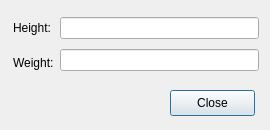
Qt form mealplanner/calcbmi.ui (escobaros-dos/mealplanner) before a commit.
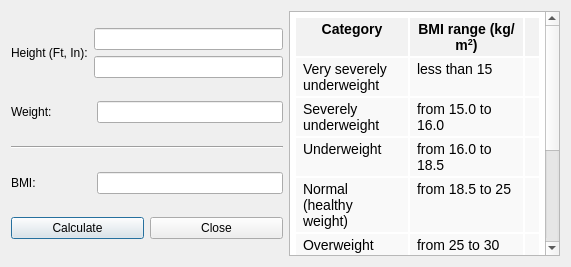
The same form after that commit.

Diff of the .ui file:
```diff
--- a/mealplanner/calcbmi.ui
+++ b/mealplanner/calcbmi.ui
@@ -6,44 +6,54 @@
    <rect>
     <x>0</x>
     <y>0</y>
-    <width>270</width>
-    <height>130</height>
+    <width>571</width>
+    <height>267</height>
    </rect>
   </property>
   <property name="minimumSize">
    <size>
-    <width>270</width>
-    <height>130</height>
+    <width>571</width>
+    <height>267</height>
    </size>
   </property>
   <property name="maximumSize">
    <size>
-    <width>270</width>
-    <height>130</height>
+    <width>571</width>
+    <height>267</height>
    </size>
   </property>
   <property name="windowTitle">
    <string>Dialog</string>
   </property>
-  <widget class="QWidget" name="horizontalLayoutWidget">
-   <property name="geometry">
-    <rect>
-     <x>13</x>
-     <y>13</y>
-     <width>246</width>
-     <height>64</height>
-    </rect>
-   </property>
+  <layout class="QGridLayout" name="gridLayout_2">
+   <item row="0" column="0">
+    <layout class="QGridLayout" name="gridLayout">
+     <item row="0" column="0">
    <layout class="QHBoxLayout" name="horizontalLayout">
     <item>
-     <layout class="QVBoxLayout" name="verticalLayout_2">
-      <item>
        <widget class="QLabel" name="label_2">
         <property name="text">
-         <string>Height:</string>
+          <string>Height (Ft, In):</string>
         </property>
        </widget>
       </item>
+       <item>
+        <layout class="QVBoxLayout" name="verticalLayout">
+         <item>
+          <widget class="QLineEdit" name="FeetLineEdit"/>
+         </item>
+         <item>
+          <widget class="QLineEdit" name="InchesLineEdit"/>
+         </item>
+        </layout>
+       </item>
+      </layout>
+     </item>
+     <item row="1" column="0">
+      <layout class="QHBoxLayout" name="horizontalLayout_2">
+       <property name="spacing">
+        <number>45</number>
+       </property>
       <item>
        <widget class="QLabel" name="WeightLabel">
         <property name="text">
@@ -51,33 +61,125 @@
         </property>
        </widget>
       </item>
-     </layout>
-    </item>
-    <item>
-     <layout class="QVBoxLayout" name="verticalLayout">
-      <item>
-       <widget class="QLineEdit" name="HeightLineEdit"/>
-      </item>
       <item>
        <widget class="QLineEdit" name="WeightLineEdit"/>
       </item>
      </layout>
     </item>
-   </layout>
-  </widget>
+     <item row="2" column="0">
+      <widget class="Line" name="line">
+       <property name="orientation">
+        <enum>Qt::Horizontal</enum>
+       </property>
+      </widget>
+     </item>
+     <item row="3" column="0">
+      <layout class="QHBoxLayout" name="horizontalLayout_3">
+       <property name="spacing">
+        <number>61</number>
+       </property>
+       <item>
+        <widget class="QLabel" name="label">
+         <property name="text">
+          <string>BMI:</string>
+         </property>
+        </widget>
+       </item>
+       <item>
+        <widget class="QLineEdit" name="BMILineEdit">
+         <property name="readOnly">
+          <bool>true</bool>
+         </property>
+        </widget>
+       </item>
+      </layout>
+     </item>
+     <item row="4" column="0">
+      <layout class="QHBoxLayout" name="horizontalLayout_4">
+       <item>
+        <widget class="QPushButton" name="pushButton">
+         <property name="text">
+          <string>Calculate</string>
+         </property>
+        </widget>
+       </item>
+       <item>
   <widget class="QPushButton" name="closeButton">
-   <property name="geometry">
-    <rect>
-     <x>170</x>
-     <y>90</y>
-     <width>85</width>
-     <height>26</height>
-    </rect>
-   </property>
    <property name="text">
     <string>Close</string>
    </property>
   </widget>
+       </item>
+      </layout>
+     </item>
+    </layout>
+   </item>
+   <item row="0" column="1">
+    <widget class="QTextBrowser" name="textBrowser">
+     <property name="html">
+      <string>&lt;!DOCTYPE HTML PUBLIC &quot;-//W3C//DTD HTML 4.0//EN&quot; &quot;http://www.w3.org/TR/REC-html40/strict.dtd&quot;&gt;
+&lt;html&gt;&lt;head&gt;&lt;meta name=&quot;qrichtext&quot; content=&quot;1&quot; /&gt;&lt;style type=&quot;text/css&quot;&gt;
+p, li { white-space: pre-wrap; }
+&lt;/style&gt;&lt;/head&gt;&lt;body style=&quot; font-family:'Droid Sans'; font-size:10pt; font-weight:400; font-style:normal;&quot;&gt;
+&lt;table border=&quot;0&quot; style=&quot; margin-top:0px; margin-bottom:0px; margin-left:0px; margin-right:0px;&quot; cellspacing=&quot;2&quot; cellpadding=&quot;0&quot;&gt;
+&lt;tr&gt;
+&lt;td bgcolor=&quot;#f2f2f2&quot; style=&quot; padding-left:7; padding-right:7; padding-top:3; padding-bottom:3;&quot;&gt;
+&lt;p align=&quot;center&quot; style=&quot; margin-top:0px; margin-bottom:0px; margin-left:0px; margin-right:0px; -qt-block-indent:0; text-indent:0px;&quot;&gt;&lt;span style=&quot; font-family:'sans-serif'; font-size:14px; font-weight:600; color:#000000; background-color:#f2f2f2;&quot;&gt;Category&lt;/span&gt;&lt;/p&gt;&lt;/td&gt;
+&lt;td bgcolor=&quot;#f2f2f2&quot; style=&quot; padding-left:7; padding-right:7; padding-top:3; padding-bottom:3;&quot;&gt;
+&lt;p align=&quot;center&quot; style=&quot; margin-top:0px; margin-bottom:0px; margin-left:0px; margin-right:0px; -qt-block-indent:0; text-indent:0px;&quot;&gt;&lt;span style=&quot; font-family:'sans-serif'; font-size:14px; font-weight:600; color:#000000; background-color:#f2f2f2;&quot;&gt;BMI range (kg/m&lt;/span&gt;&lt;span style=&quot; font-family:'sans-serif'; font-size:14px; font-weight:600; color:#000000; vertical-align:super;&quot;&gt;2&lt;/span&gt;&lt;span style=&quot; font-family:'sans-serif'; font-size:14px; font-weight:600; color:#000000;&quot;&gt;)&lt;/span&gt;&lt;/p&gt;&lt;/td&gt;
+&lt;td bgcolor=&quot;#f2f2f2&quot; style=&quot; padding-left:7; padding-right:7; padding-top:3; padding-bottom:3;&quot;&gt;&lt;/td&gt;&lt;/tr&gt;
+&lt;tr&gt;
+&lt;td bgcolor=&quot;#f9f9f9&quot; style=&quot; padding-left:7; padding-right:7; padding-top:3; padding-bottom:3;&quot;&gt;
+&lt;p style=&quot; margin-top:0px; margin-bottom:0px; margin-left:0px; margin-right:0px; -qt-block-indent:0; text-indent:0px;&quot;&gt;&lt;span style=&quot; font-family:'sans-serif'; font-size:14px; color:#000000; background-color:#f9f9f9;&quot;&gt;Very severely underweight&lt;/span&gt;&lt;/p&gt;&lt;/td&gt;
+&lt;td bgcolor=&quot;#f9f9f9&quot; style=&quot; padding-left:7; padding-right:7; padding-top:3; padding-bottom:3;&quot;&gt;
+&lt;p style=&quot; margin-top:0px; margin-bottom:0px; margin-left:0px; margin-right:0px; -qt-block-indent:0; text-indent:0px;&quot;&gt;&lt;span style=&quot; font-family:'sans-serif'; font-size:14px; color:#000000; background-color:#f9f9f9;&quot;&gt;less than 15&lt;/span&gt;&lt;/p&gt;&lt;/td&gt;
+&lt;td bgcolor=&quot;#f9f9f9&quot; style=&quot; padding-left:7; padding-right:7; padding-top:3; padding-bottom:3;&quot;&gt;&lt;/td&gt;&lt;/tr&gt;
+&lt;tr&gt;
+&lt;td bgcolor=&quot;#f9f9f9&quot; style=&quot; padding-left:7; padding-right:7; padding-top:3; padding-bottom:3;&quot;&gt;
+&lt;p style=&quot; margin-top:0px; margin-bottom:0px; margin-left:0px; margin-right:0px; -qt-block-indent:0; text-indent:0px;&quot;&gt;&lt;span style=&quot; font-family:'sans-serif'; font-size:14px; color:#000000; background-color:#f9f9f9;&quot;&gt;Severely underweight&lt;/span&gt;&lt;/p&gt;&lt;/td&gt;
+&lt;td bgcolor=&quot;#f9f9f9&quot; style=&quot; padding-left:7; padding-right:7; padding-top:3; padding-bottom:3;&quot;&gt;
+&lt;p style=&quot; margin-top:0px; margin-bottom:0px; margin-left:0px; margin-right:0px; -qt-block-indent:0; text-indent:0px;&quot;&gt;&lt;span style=&quot; font-family:'sans-serif'; font-size:14px; color:#000000; background-color:#f9f9f9;&quot;&gt;from 15.0 to 16.0&lt;/span&gt;&lt;/p&gt;&lt;/td&gt;
+&lt;td bgcolor=&quot;#f9f9f9&quot; style=&quot; padding-left:7; padding-right:7; padding-top:3; padding-bottom:3;&quot;&gt;&lt;/td&gt;&lt;/tr&gt;
+&lt;tr&gt;
+&lt;td bgcolor=&quot;#f9f9f9&quot; style=&quot; padding-left:7; padding-right:7; padding-top:3; padding-bottom:3;&quot;&gt;
+&lt;p style=&quot; margin-top:0px; margin-bottom:0px; margin-left:0px; margin-right:0px; -qt-block-indent:0; text-indent:0px;&quot;&gt;&lt;span style=&quot; font-family:'sans-serif'; font-size:14px; color:#000000; background-color:#f9f9f9;&quot;&gt;Underweight&lt;/span&gt;&lt;/p&gt;&lt;/td&gt;
+&lt;td bgcolor=&quot;#f9f9f9&quot; style=&quot; padding-left:7; padding-right:7; padding-top:3; padding-bottom:3;&quot;&gt;
+&lt;p style=&quot; margin-top:0px; margin-bottom:0px; margin-left:0px; margin-right:0px; -qt-block-indent:0; text-indent:0px;&quot;&gt;&lt;span style=&quot; font-family:'sans-serif'; font-size:14px; color:#000000; background-color:#f9f9f9;&quot;&gt;from 16.0 to 18.5&lt;/span&gt;&lt;/p&gt;&lt;/td&gt;
+&lt;td bgcolor=&quot;#f9f9f9&quot; style=&quot; padding-left:7; padding-right:7; padding-top:3; padding-bottom:3;&quot;&gt;&lt;/td&gt;&lt;/tr&gt;
+&lt;tr&gt;
+&lt;td bgcolor=&quot;#f9f9f9&quot; style=&quot; padding-left:7; padding-right:7; padding-top:3; padding-bottom:3;&quot;&gt;
+&lt;p style=&quot; margin-top:0px; margin-bottom:0px; margin-left:0px; margin-right:0px; -qt-block-indent:0; text-indent:0px;&quot;&gt;&lt;span style=&quot; font-family:'sans-serif'; font-size:14px; color:#000000; background-color:#f9f9f9;&quot;&gt;Normal (healthy weight)&lt;/span&gt;&lt;/p&gt;&lt;/td&gt;
+&lt;td bgcolor=&quot;#f9f9f9&quot; style=&quot; padding-left:7; padding-right:7; padding-top:3; padding-bottom:3;&quot;&gt;
+&lt;p style=&quot; margin-top:0px; margin-bottom:0px; margin-left:0px; margin-right:0px; -qt-block-indent:0; text-indent:0px;&quot;&gt;&lt;span style=&quot; font-family:'sans-serif'; font-size:14px; color:#000000; background-color:#f9f9f9;&quot;&gt;from 18.5 to 25&lt;/span&gt;&lt;/p&gt;&lt;/td&gt;
+&lt;td bgcolor=&quot;#f9f9f9&quot; style=&quot; padding-left:7; padding-right:7; padding-top:3; padding-bottom:3;&quot;&gt;&lt;/td&gt;&lt;/tr&gt;
+&lt;tr&gt;
+&lt;td bgcolor=&quot;#f9f9f9&quot; style=&quot; padding-left:7; padding-right:7; padding-top:3; padding-bottom:3;&quot;&gt;
+&lt;p style=&quot; margin-top:0px; margin-bottom:0px; margin-left:0px; margin-right:0px; -qt-block-indent:0; text-indent:0px;&quot;&gt;&lt;span style=&quot; font-family:'sans-serif'; font-size:14px; color:#000000; background-color:#f9f9f9;&quot;&gt;Overweight&lt;/span&gt;&lt;/p&gt;&lt;/td&gt;
+&lt;td bgcolor=&quot;#f9f9f9&quot; style=&quot; padding-left:7; padding-right:7; padding-top:3; padding-bottom:3;&quot;&gt;
+&lt;p style=&quot; margin-top:0px; margin-bottom:0px; margin-left:0px; margin-right:0px; -qt-block-indent:0; text-indent:0px;&quot;&gt;&lt;span style=&quot; font-family:'sans-serif'; font-size:14px; color:#000000; background-color:#f9f9f9;&quot;&gt;from 25 to 30&lt;/span&gt;&lt;/p&gt;&lt;/td&gt;
+&lt;td bgcolor=&quot;#f9f9f9&quot; style=&quot; padding-left:7; padding-right:7; padding-top:3; padding-bottom:3;&quot;&gt;&lt;/td&gt;&lt;/tr&gt;
+&lt;tr&gt;
+&lt;td bgcolor=&quot;#f9f9f9&quot; style=&quot; padding-left:7; padding-right:7; padding-top:3; padding-bottom:3;&quot;&gt;
+&lt;p style=&quot; margin-top:0px; margin-bottom:0px; margin-left:0px; margin-right:0px; -qt-block-indent:0; text-indent:0px;&quot;&gt;&lt;span style=&quot; font-family:'sans-serif'; font-size:14px; color:#000000; background-color:#f9f9f9;&quot;&gt;Obese Class I (Moderately obese)&lt;/span&gt;&lt;/p&gt;&lt;/td&gt;
+&lt;td bgcolor=&quot;#f9f9f9&quot; style=&quot; padding-left:7; padding-right:7; padding-top:3; padding-bottom:3;&quot;&gt;
+&lt;p style=&quot; margin-top:0px; margin-bottom:0px; margin-left:0px; margin-right:0px; -qt-block-indent:0; text-indent:0px;&quot;&gt;&lt;span style=&quot; font-family:'sans-serif'; font-size:14px; color:#000000; background-color:#f9f9f9;&quot;&gt;from 30 to 35&lt;/span&gt;&lt;/p&gt;&lt;/td&gt;
+&lt;td bgcolor=&quot;#f9f9f9&quot; style=&quot; padding-left:7; padding-right:7; padding-top:3; padding-bottom:3;&quot;&gt;&lt;/td&gt;&lt;/tr&gt;
+&lt;tr&gt;
+&lt;td bgcolor=&quot;#f9f9f9&quot; style=&quot; padding-left:7; padding-right:7; padding-top:3; padding-bottom:3;&quot;&gt;
+&lt;p style=&quot; margin-top:0px; margin-bottom:0px; margin-left:0px; margin-right:0px; -qt-block-indent:0; text-indent:0px;&quot;&gt;&lt;span style=&quot; font-family:'sans-serif'; font-size:14px; color:#000000; background-color:#f9f9f9;&quot;&gt;Obese Class II (Severely obese)&lt;/span&gt;&lt;/p&gt;&lt;/td&gt;
+&lt;td bgcolor=&quot;#f9f9f9&quot; style=&quot; padding-left:7; padding-right:7; padding-top:3; padding-bottom:3;&quot;&gt;
+&lt;p style=&quot; margin-top:0px; margin-bottom:0px; margin-left:0px; margin-right:0px; -qt-block-indent:0; text-indent:0px;&quot;&gt;&lt;span style=&quot; font-family:'sans-serif'; font-size:14px; color:#000000; background-color:#f9f9f9;&quot;&gt;from 35 to 40&lt;/span&gt;&lt;/p&gt;&lt;/td&gt;
+&lt;td bgcolor=&quot;#f9f9f9&quot; style=&quot; padding-left:7; padding-right:7; padding-top:3; padding-bottom:3;&quot;&gt;&lt;/td&gt;&lt;/tr&gt;
+&lt;tr&gt;
+&lt;td bgcolor=&quot;#f9f9f9&quot; style=&quot; padding-left:7; padding-right:7; padding-top:3; padding-bottom:3;&quot;&gt;
+&lt;p style=&quot; margin-top:0px; margin-bottom:0px; margin-left:0px; margin-right:0px; -qt-block-indent:0; text-indent:0px;&quot;&gt;&lt;span style=&quot; font-family:'sans-serif'; font-size:14px; color:#000000; background-color:#f9f9f9;&quot;&gt;Obese Class III (Very severely obese)&lt;/span&gt;&lt;/p&gt;&lt;/td&gt;
+&lt;td bgcolor=&quot;#f9f9f9&quot; style=&quot; padding-left:7; padding-right:7; padding-top:3; padding-bottom:3;&quot;&gt;
+&lt;p style=&quot; margin-top:0px; margin-bottom:0px; margin-left:0px; margin-right:0px; -qt-block-indent:0; text-indent:0px;&quot;&gt;&lt;span style=&quot; font-family:'sans-serif'; font-size:14px; color:#000000; background-color:#f9f9f9;&quot;&gt;over 40&lt;/span&gt;&lt;/p&gt;&lt;/td&gt;
+&lt;td bgcolor=&quot;#f9f9f9&quot; style=&quot; padding-left:7; padding-right:7; padding-top:3; padding-bottom:3;&quot;&gt;&lt;/td&gt;&lt;/tr&gt;&lt;/table&gt;&lt;/body&gt;&lt;/html&gt;</string>
+     </property>
+    </widget>
+   </item>
+  </layout>
  </widget>
  <resources/>
  <connections/>
```
Lines whose indentation alone changed are shown as unchanged.
